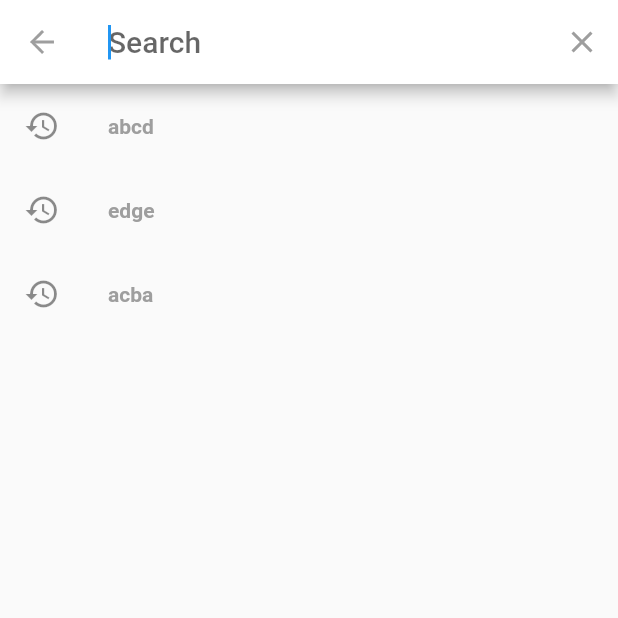
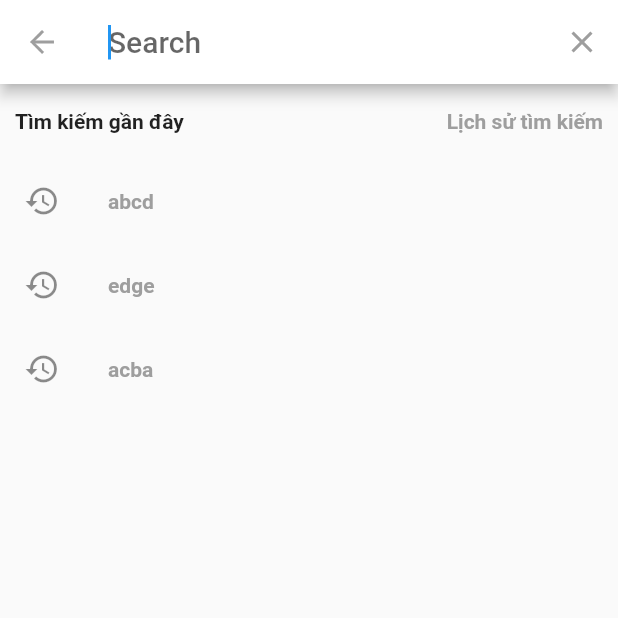
Before and after one commit to Kokoroou/student_net, a Flutter app: the screen it shows after launch, after a tap on the "search" icon, on a phone screen of 412 x 824 dp, the top half of it. Run offline on Flutter 3.47's test engine with Material 2 defaults, Android fonts, the phone set to English and light mode, and no system bars.

Commit message:
add lich su tim kiem

```diff
--- a/lib/search/search_bar.dart
+++ b/lib/search/search_bar.dart
@@ -181,22 +181,61 @@ class Search extends SearchDelegate {
     var icon = Icon(Icons.history);
     if (query.isEmpty) {
       icon = Icon(Icons.history);
-    }
-    else icon = Icon(Icons.build);
+    } else
+      icon = Icon(Icons.build);
     var suggestionList = recentQuery;
-    if (query.isEmpty || query.length == 0){
+    if (query.isEmpty || query.length == 0) {
       suggestionList = recentQuery;
-    }
-    else{
+    } else {
       suggestionList = cities.where((p) => p.startsWith(query)).toList();
     }
 
     return ListView.builder(
-      itemBuilder: (context, index) => ListTile(
+      itemBuilder: (BuildContext context, int index) {
+        return Column(
+          children: [
+            Container(
+                height: index > 0 ? 0 : 50,
+                child: Row(
+                  children: <Widget>[
+                    Expanded(
+                        child: Padding(
+                            padding: const EdgeInsets.all(10),
+                            child: const Text('Tìm kiếm gần đây',
+                                textAlign: TextAlign.left,
+                                style: TextStyle(
+                                    fontWeight: FontWeight.bold,
+                                    fontSize: 14)))),
+                    // Expanded(
+                    //   child: Padding(
+                    //       padding: const EdgeInsets.all(10),
+                    //       child: Text('Lịch sử tìm kiếm',
+                    //           textAlign: TextAlign.right,
+                    //           style: TextStyle(
+                    //               fontWeight: FontWeight.bold,
+                    //               fontSize: 14,
+                    //               color: Colors.grey))),
+                    // ),
+                    Expanded(
+                        child: InkWell(
+                            onTap: () {
+                              print('hiện thị lịch sử tìm kiếm ');
+                            },
+                            child: const Padding(
+                          padding: const EdgeInsets.all(10),
+                          child: Text('Lịch sử tìm kiếm',
+                              textAlign: TextAlign.right,
+                              style: TextStyle(
+                                  fontWeight: FontWeight.bold,
+                                  fontSize: 14,
+                                  color: Colors.grey))),)),
+                  ],
+                )),
+            ListTile(
               onTap: () {
                 showResults(context);
               },
-        leading: icon ,
+              leading: icon,
               title: RichText(
                 text: TextSpan(
                     text: suggestionList[index].substring(0, query.length),
@@ -209,6 +248,9 @@ class Search extends SearchDelegate {
                     ]),
               ),
             ),
+          ],
+        );
+      },
       itemCount: suggestionList.length,
     );
   }
```
Lines whose indentation alone changed are shown as unchanged.
